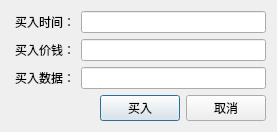
Mr-WangJin/StockTool, file UI/JKBuyStockCodeWgt.ui: the form before one commit.
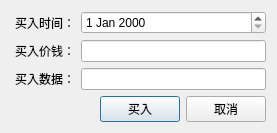
The form after the commit.

Patch:
```diff
--- a/UI/JKBuyStockCodeWgt.ui
+++ b/UI/JKBuyStockCodeWgt.ui
@@ -39,9 +39,6 @@
      </property>
     </widget>
    </item>
-   <item row="0" column="1">
-    <widget class="QLineEdit" name="lEditDate"/>
-   </item>
    <item row="1" column="0">
     <widget class="QLabel" name="label_3">
      <property name="text">
@@ -93,6 +90,13 @@
      </property>
     </widget>
    </item>
+   <item row="0" column="1">
+    <widget class="QDateEdit" name="lEditDate">
+     <property name="buttonSymbols">
+      <enum>QAbstractSpinBox::UpDownArrows</enum>
+     </property>
+    </widget>
+   </item>
   </layout>
  </widget>
  <resources/>
```
